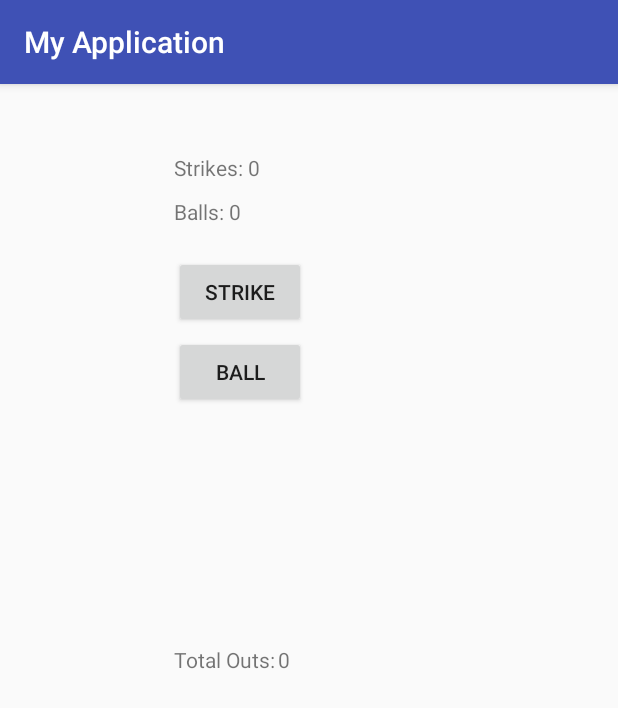
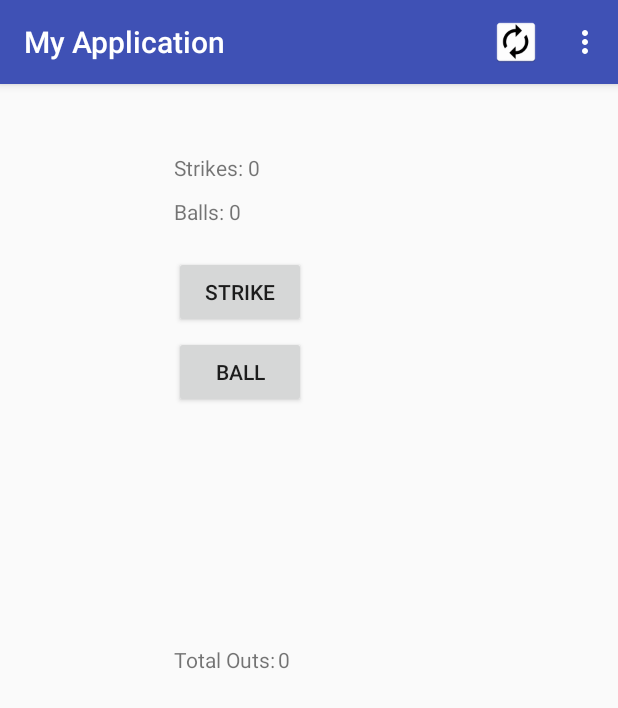
Before and after one commit to Drakkonex/CS449-Lab-Umpire-Buddy, an Android app: the screen it shows after launch (MainActivity), on a phone screen of 412 x 824 dp. Shown: the top 708 px of the screen. Run offline under Robolectric (Android 15) with nearby library versions, the phone set to English and light mode, and no system bars.

Commit message:
Added Total Outs counter Tested, working properly Added About

```diff
--- a/app/src/main/java/com/test/drakkonex/myapplication/MainActivity.java
+++ b/app/src/main/java/com/test/drakkonex/myapplication/MainActivity.java
@@ -1,9 +1,12 @@
 package com.test.drakkonex.myapplication;
 
 import android.content.DialogInterface;
+import android.content.Intent;
 import android.support.v7.app.AlertDialog;
 import android.support.v7.app.AppCompatActivity;
 import android.os.Bundle;
+import android.view.Menu;
+import android.view.MenuItem;
 import android.view.View;
 import android.widget.Button;
 import android.content.SharedPreferences;
@@ -42,6 +45,31 @@ public class MainActivity extends AppCompatActivity implements View.OnClickListe
     public void incTOCount(){
         TextView r = (TextView)findViewById(R.id.tscore);
         r.setText(Integer.toString(tocount));
+    }
+
+    @Override
+    public boolean onCreateOptionsMenu(Menu menu){
+        getMenuInflater().inflate(R.menu.menu_main,menu);
+        return true;
+    }
+    @Override
+    public boolean onOptionsItemSelected(MenuItem item) {
+        switch (item.getItemId()) {
+            case R.id.reset:
+                scount = 0;
+                bcount = 0;
+                tocount = 0;
+                incTOCount();
+                incBcount();
+                incScount();
+                return true;
+            case R.id.about:
+                Intent intent = new Intent(this, AboutActivity.class);
+                startActivity(intent);
+                return true;
+            default:
+                return super.onOptionsItemSelected(item);
+        }
     }
 
     @Override
--- /dev/null
+++ b/app/src/main/res/menu/menu_main.xml
@@ -0,0 +1,19 @@
+<?xml version="1.0" encoding="utf-8"?>
+<menu
+    xmlns:android="http://schemas.android.com/apk/res/android"
+    xmlns:app="http://schemas.android.com/apk/res-auto"
+    xmlns:tools="http://schemas.android.com/tools"
+    tools:context=".MainActivity">
+
+    <item
+        android:id="@+id/reset"
+        android:title="Reset"
+        android:icon="@mipmap/ic_action_reset"
+        app:showAsAction="withText|ifRoom" />
+
+    <item
+        android:id="@+id/about"
+        android:title="About"
+        app:showAsAction="never" />
+
+</menu>
```
Also changed, not shown: app/src/main/ic_action_reset-web.png (added), app/src/main/res/mipmap-hdpi/ic_action_reset.png (added), app/src/main/res/mipmap-mdpi/ic_action_reset.png (added), app/src/main/res/mipmap-xhdpi/ic_action_reset.png (added), app/src/main/res/mipmap-xxhdpi/ic_action_reset.png (added), app/src/main/res/mipmap-xxxhdpi/ic_action_reset.png (added).
